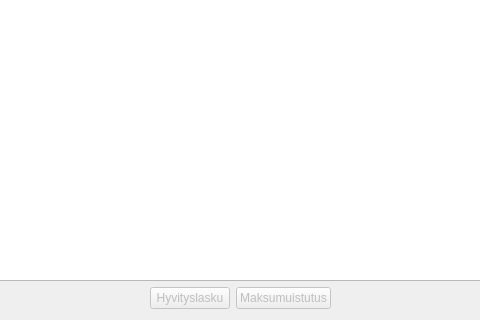
artoh/kitupiikki, file kitupiikki/laskutus/laskulistawidget.ui: the form before one commit; both pictures show x 362 to 842 and y 279 to 599 of the 1205 by 599 pixel window.
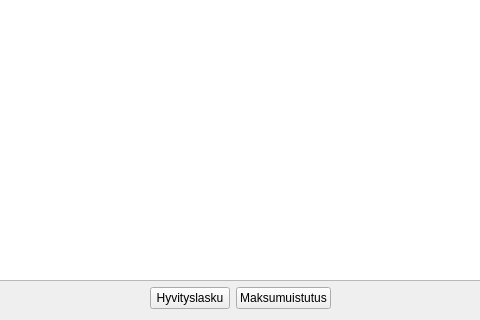
The form after the commit. Icons and pictures are not drawn. Custom widgets are drawn as their Qt base class.

```diff
--- a/kitupiikki/laskutus/laskulistawidget.ui
+++ b/kitupiikki/laskutus/laskulistawidget.ui
@@ -117,7 +117,7 @@
      <item>
       <widget class="QPushButton" name="hyvitysNappi">
        <property name="enabled">
-        <bool>false</bool>
+        <bool>true</bool>
        </property>
        <property name="text">
         <string>Hyvityslasku</string>
@@ -131,7 +131,7 @@
      <item>
       <widget class="QPushButton" name="muistutusNappi">
        <property name="enabled">
-        <bool>false</bool>
+        <bool>true</bool>
        </property>
        <property name="text">
         <string>Maksumuistutus</string>
```
